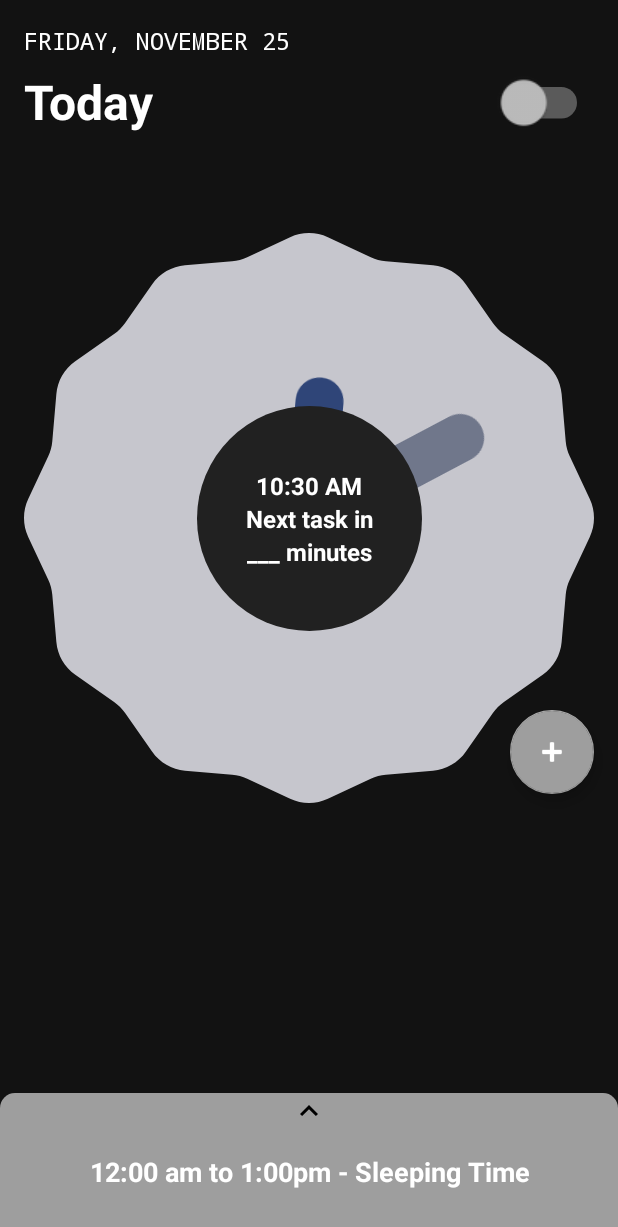
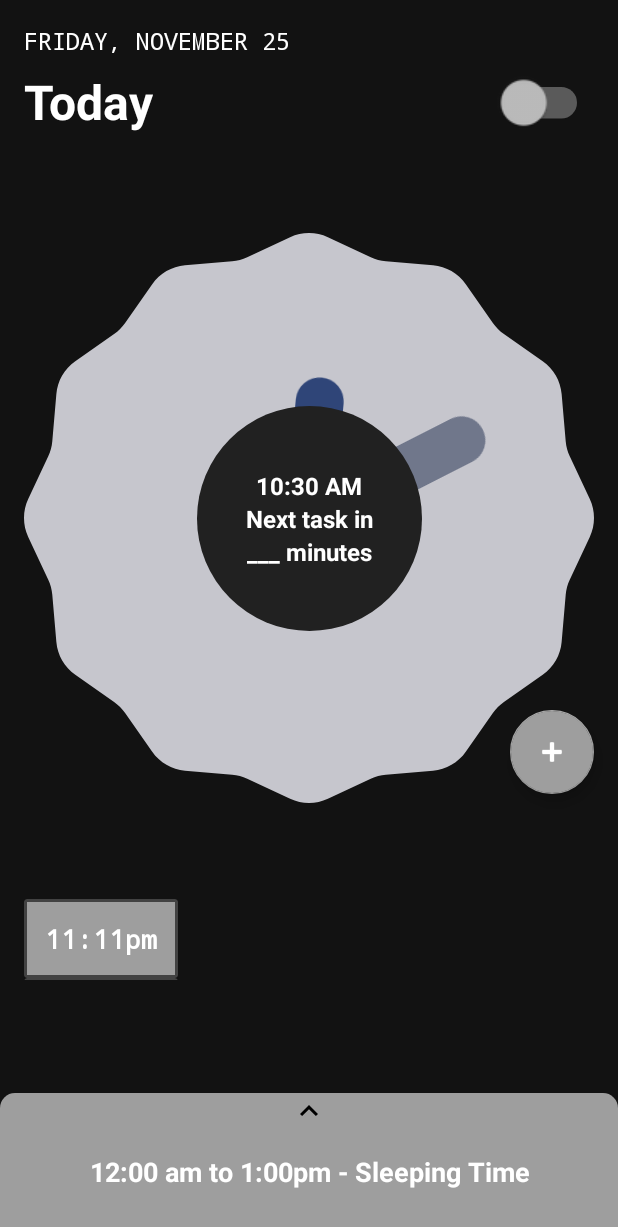
Before and after one commit to Yutish/Task-Scheduler-App, an Android app: the layout fragment_clock.xml on its own in the app's theme, with its tools: preview values and no code run, on a phone screen of 412 x 824 dp. Shown: the top 1227 px of the screen. Run offline under Robolectric (Android 15) with nearby library versions, the phone set to English and light mode, and no system bars.

```diff
--- a/app/src/main/java/com/example/taskschedulerapp/database/Room.kt
+++ b/app/src/main/java/com/example/taskschedulerapp/database/Room.kt
@@ -13,7 +13,7 @@ interface TaskDAO {
     @Query("DELETE FROM task WHERE id=:id")
     fun deleteTask(id: Long)
 
-    @Query("SELECT * FROM task")
+    @Query("SELECT * FROM task ORDER BY startTime ASC")
     fun getAllTask(): LiveData<List<Task>>
 
     @Query("SELECT * FROM task ORDER BY startTime ASC LIMIT 1")
@@ -36,9 +36,7 @@ fun getDatabase(context: Context): TaskDatabase {
     synchronized(TaskDatabase::class.java) {
         if (!::INSTANCE.isInitialized) {
             INSTANCE = Room.databaseBuilder(
-                context.applicationContext,
-                TaskDatabase::class.java,
-                "task_database"
+                context.applicationContext, TaskDatabase::class.java, "task_database"
             ).build()
         }
     }
--- a/app/src/main/res/layout/fragment_clock.xml
+++ b/app/src/main/res/layout/fragment_clock.xml
@@ -114,13 +114,15 @@
             <androidx.recyclerview.widget.RecyclerView
                 android:id="@+id/recyclerView"
                 android:layout_width="match_parent"
-                android:layout_height="32dp"
+                android:layout_height="54dp"
                 android:layout_marginStart="16dp"
-                android:layout_marginTop="16dp"
+                android:layout_marginTop="64dp"
                 android:layout_marginEnd="16dp"
+                android:scrollbars="horizontal"
                 app:layout_constraintEnd_toEndOf="parent"
                 app:layout_constraintStart_toStartOf="parent"
-                app:layout_constraintTop_toBottomOf="@+id/analogClock" />
+                app:layout_constraintTop_toBottomOf="@+id/analogClock"
+                tools:listitem="@layout/recycle_view_item" />
 
             <com.google.android.material.floatingactionbutton.FloatingActionButton
                 android:id="@+id/floatingActionButton"
--- /dev/null
+++ b/app/src/main/res/layout/recycle_view_item.xml
@@ -0,0 +1,19 @@
+<?xml version="1.0" encoding="utf-8"?>
+<androidx.cardview.widget.CardView xmlns:android="http://schemas.android.com/apk/res/android"
+    xmlns:tools="http://schemas.android.com/tools"
+    android:layout_width="wrap_content"
+    android:layout_height="wrap_content">
+
+    <TextView
+        android:id="@+id/recyclerViewTextItem"
+        android:layout_width="wrap_content"
+        android:layout_height="wrap_content"
+        android:layout_margin="2dp"
+        android:background="?colorSecondary"
+        android:fontFamily="monospace"
+        android:padding="12dp"
+        android:textSize="18sp"
+        android:textStyle="bold"
+        tools:text="11:11pm" />
+
+</androidx.cardview.widget.CardView>
```
Also changed, not shown: app/src/main/java/com/example/taskschedulerapp/clock/ClockFragment.kt (+21 -3 lines), app/src/main/java/com/example/taskschedulerapp/clock/ClockFragmentViewModel.kt (+11 -3 lines), app/src/main/java/com/example/taskschedulerapp/clock/ClockRecyclerViewAdapter.kt (added, +39 -0 lines), app/src/main/java/com/example/taskschedulerapp/task/TaskFragment.kt (+5 -5 lines).
